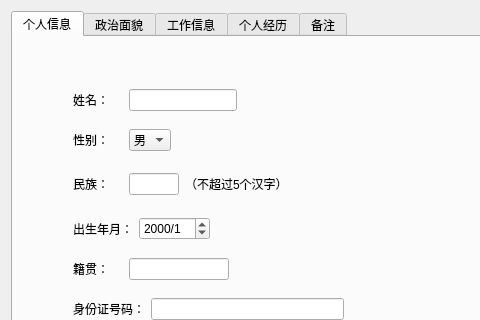
The window that addteacherinfodialog.ui (faellsa/teachersmanagement) describes before a commit, drawn with Qt 5; both pictures show x 0 to 480 and y 0 to 320 of the 640 by 518 pixel window.
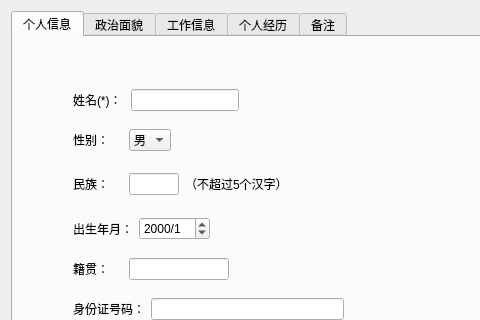
The same window after the commit.

The edit to the form file:
```diff
--- a/addteacherinfodialog.ui
+++ b/addteacherinfodialog.ui
@@ -38,7 +38,7 @@
           <item>
            <widget class="QLabel" name="label">
             <property name="text">
-             <string>姓名：    </string>
+             <string>姓名(*)： </string>
             </property>
            </widget>
           </item>
```
Left out of the diff: 2 changed lines with no effect on the pictures.
